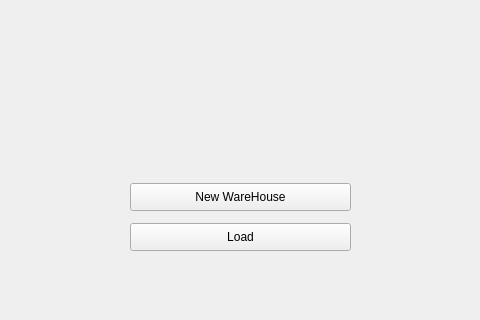
The window that StartPage.ui (MikeF0007/Warehouse-Wizard) describes before a commit, drawn with Qt 5; both pictures show x 270 to 750 and y 247 to 567 of the 1075 by 567 pixel window.
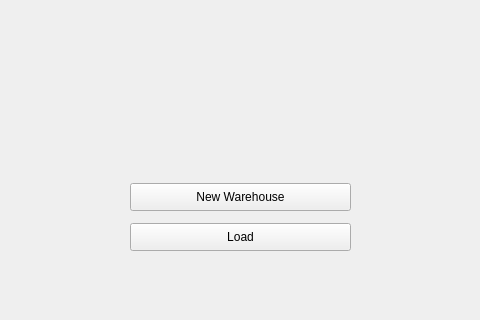
The same window after the commit. Icons and pictures are not drawn.

The edit to the form file:
```diff
--- a/StartPage.ui
+++ b/StartPage.ui
@@ -17,7 +17,7 @@
    <widget class="QLabel" name="label">
     <property name="geometry">
      <rect>
-      <x>60</x>
+      <x>80</x>
       <y>20</y>
       <width>922</width>
       <height>369</height>
@@ -46,7 +46,7 @@
      </rect>
     </property>
     <property name="text">
-     <string>New WareHouse</string>
+     <string>New Warehouse</string>
     </property>
    </widget>
    <widget class="QPushButton" name="pushButton_2">
```
Left out of the diff: 6 changed lines with no effect on the pictures.
